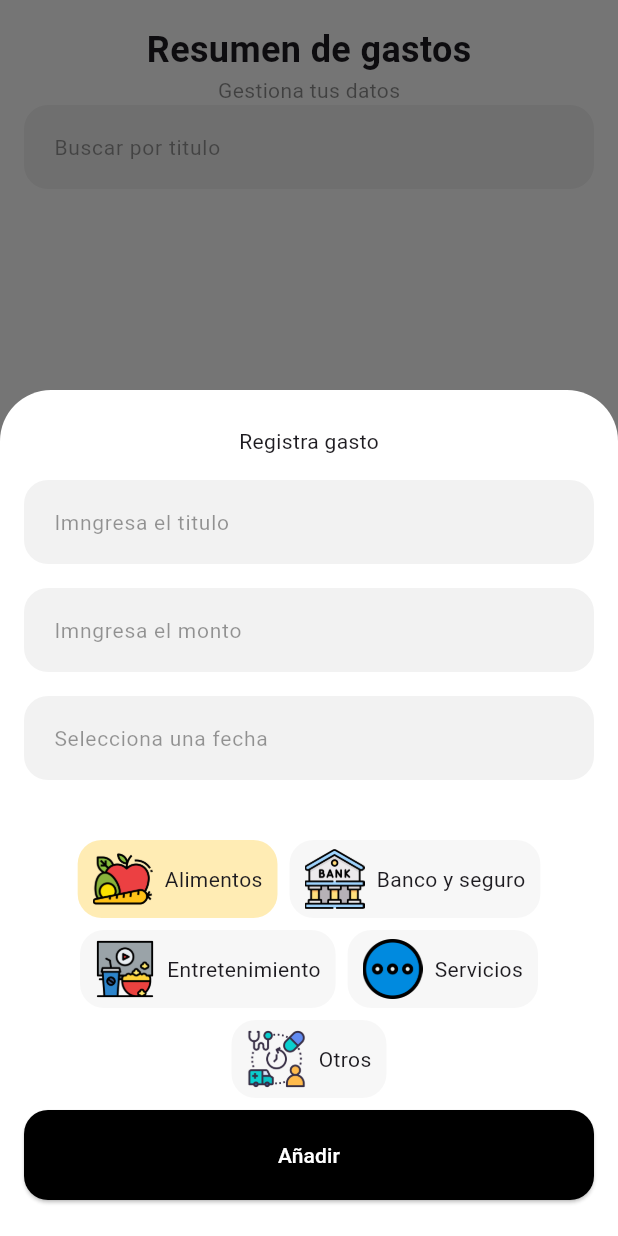
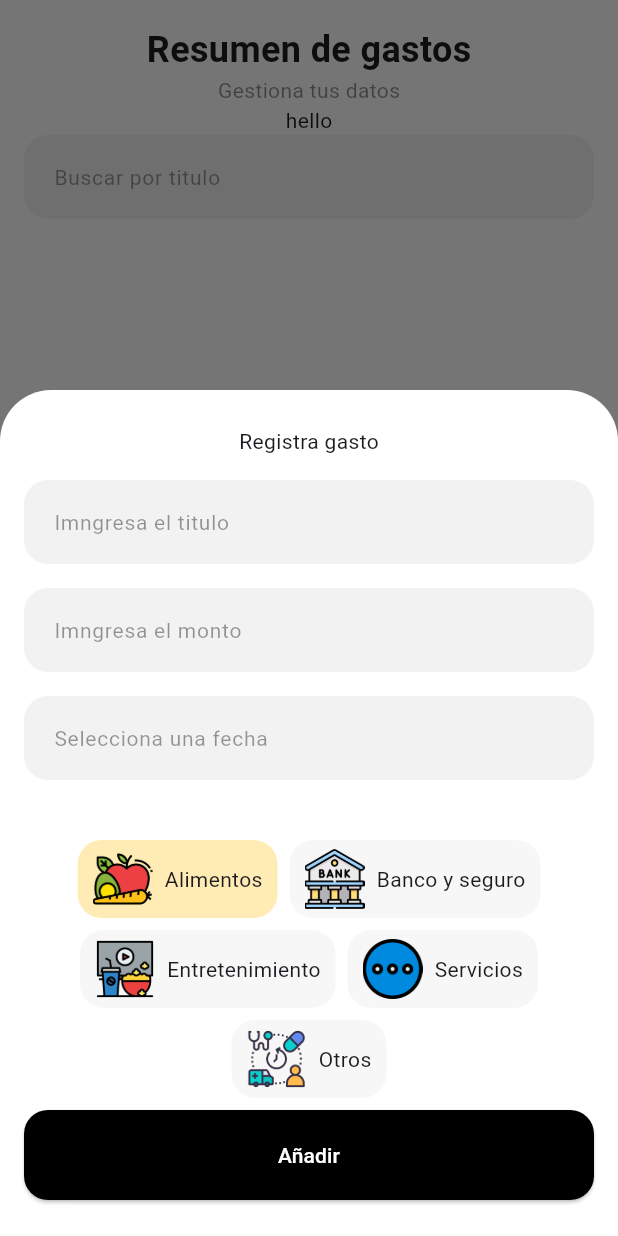
Before and after one commit to dennisqc/Gastos_app, a Flutter app: the screen it shows after launch, after a tap on "Agregar", on a phone screen of 412 x 824 dp. Run offline on Flutter 3.47's test engine with Material 3 defaults, Android fonts, the phone set to English and light mode, and no system bars; our stand-ins replace sqflite; accounts and stored records are empty.

```diff
--- /dev/null
+++ b/lib/l10n/intl_en.arb
@@ -0,0 +1 @@
+{"hello":"hello"}
--- /dev/null
+++ b/lib/l10n/intl_es_PE.arb
@@ -0,0 +1,3 @@
+{
+    "hello":"Hola"
+}
--- a/lib/main.dart
+++ b/lib/main.dart
@@ -1,9 +1,23 @@
+import 'package:appgastos/generated/l10n.dart';
 import 'package:appgastos/pages/home_page.dart';
 import 'package:flutter/material.dart';
+import 'package:flutter_localizations/flutter_localizations.dart';
+import 'package:intl/intl.dart';
 
 void main() {
   runApp(MaterialApp(
     home: HomePage(),
     debugShowCheckedModeBanner: false,
+    localizationsDelegates: const [
+      S.delegate,
+      GlobalMaterialLocalizations.delegate,
+      GlobalWidgetsLocalizations.delegate,
+      GlobalCupertinoLocalizations.delegate,
+    ],
+    supportedLocales: S.delegate.supportedLocales,
+    // supportedLocales: [
+    //   Locale('es', 'ES'),
+    //   // Locale('en', 'US'),
+    // ],
   ));
 }
--- a/lib/pages/home_page.dart
+++ b/lib/pages/home_page.dart
@@ -1,4 +1,5 @@
 import 'package:appgastos/db/db_admin.dart';
+import 'package:appgastos/generated/l10n.dart';
 import 'package:appgastos/models/gasto_model.dart';
 import 'package:appgastos/widget/item_gasto.dart';
 import 'package:appgastos/widget/register_modal.dart';
@@ -135,6 +136,7 @@ class _HomePageState extends State<HomePage> {
                               fontWeight: FontWeight.w400,
                               color: Colors.black45),
                         ),
+                        Text(S.of(context).hello),
                         busquedaWidget(),
                         Expanded(
                           child: ListView.builder(
```
Also changed, not shown: lib/widget/item_gasto.dart (+21 -7 lines), pubspec.yaml (+5 -5 lines), lib/generated/intl/messages_all.dart (added), lib/generated/intl/messages_en.dart (added), lib/generated/intl/messages_es_PE.dart (added), lib/generated/l10n.dart (added), pubspec.lock.
